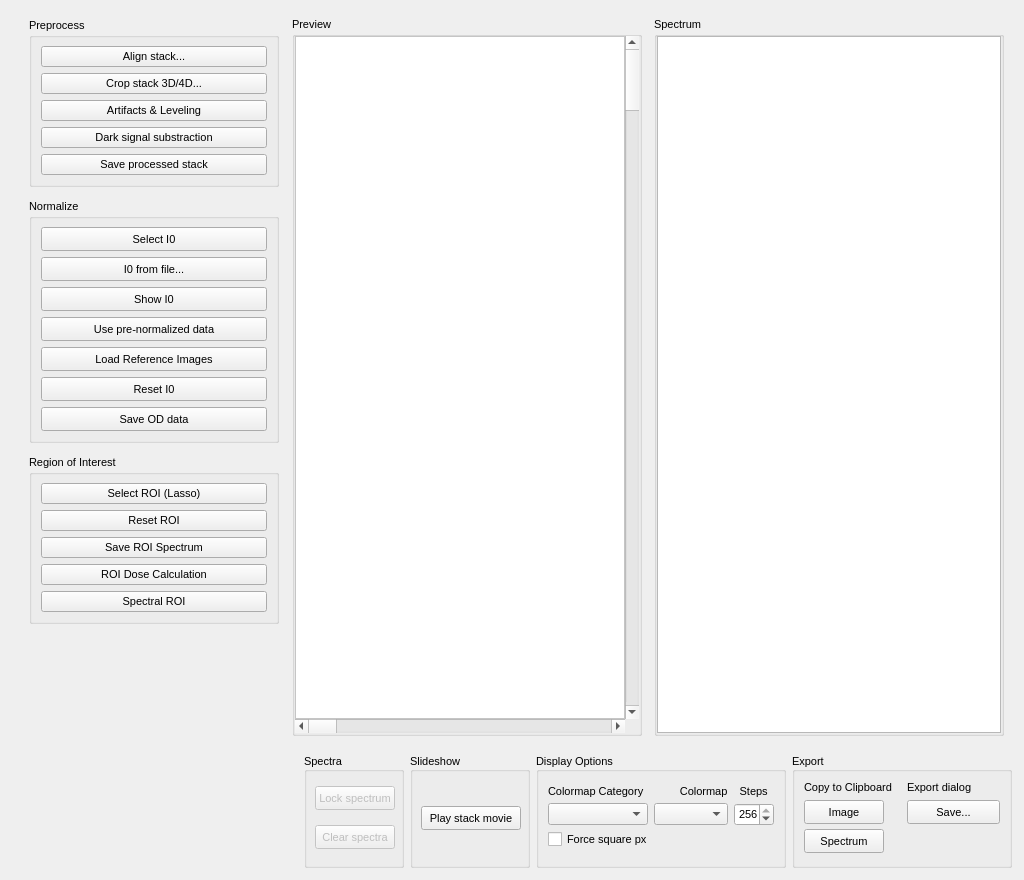
Old version of the form mantis_xray/pagestack.ui in the repository mlerotic/spectromicroscopy.
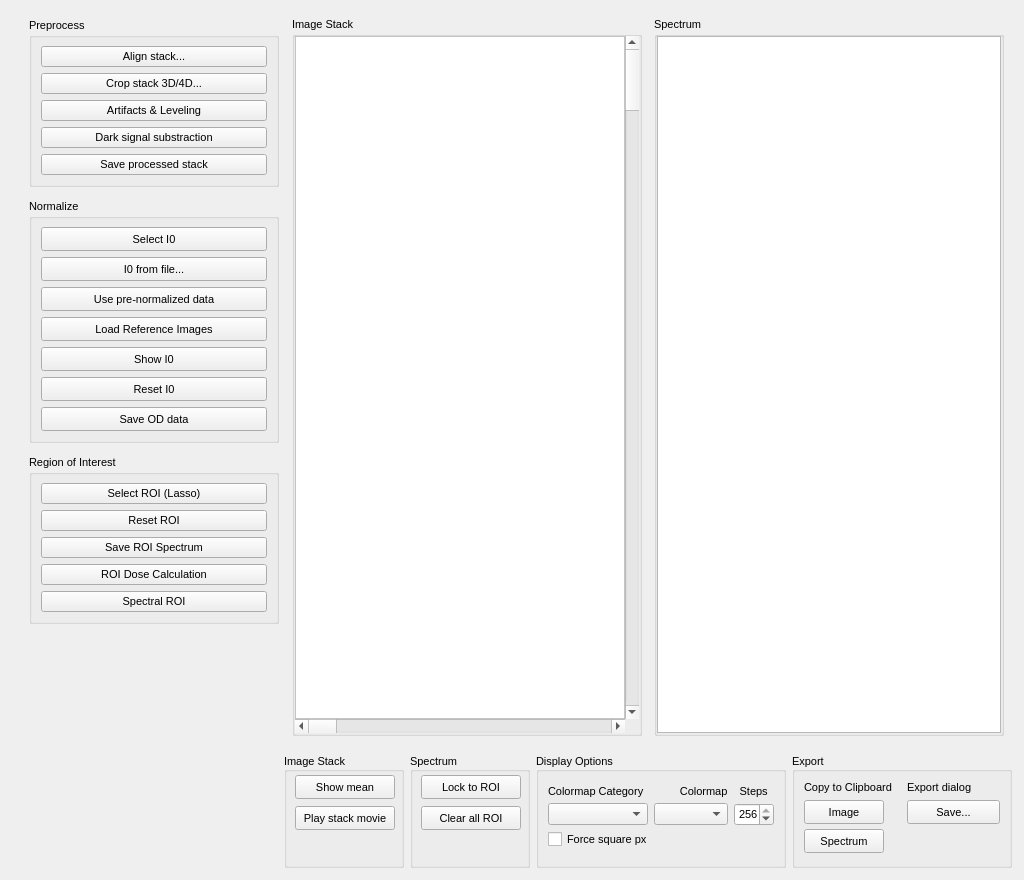
New version of the form. Custom widgets are drawn as their Qt base class.

Commit message: Feature release: Display and export multiple ROI spectra.

Diff of the .ui file:
```diff
--- a/mantis_xray/pagestack.ui
+++ b/mantis_xray/pagestack.ui
@@ -237,6 +237,32 @@
               </property>
              </widget>
             </item>
+            <item>
+             <widget class="QPushButton" name="button_prenorm">
+              <property name="minimumSize">
+               <size>
+                <width>0</width>
+                <height>24</height>
+               </size>
+              </property>
+              <property name="text">
+               <string>Use pre-normalized data</string>
+              </property>
+             </widget>
+            </item>
+            <item>
+             <widget class="QPushButton" name="button_refimgs">
+              <property name="minimumSize">
+               <size>
+                <width>0</width>
+                <height>24</height>
+               </size>
+              </property>
+              <property name="text">
+               <string>Load Reference Images</string>
+              </property>
+             </widget>
+            </item>
             <item>
              <widget class="QPushButton" name="button_showi0">
               <property name="minimumSize">
@@ -245,6 +271,12 @@
                 <height>24</height>
                </size>
               </property>
+              <property name="maximumSize">
+               <size>
+                <width>16777215</width>
+                <height>24</height>
+               </size>
+              </property>
               <property name="text">
                <string>Show I0</string>
               </property>
@@ -256,32 +288,6 @@
               </property>
              </widget>
             </item>
-            <item>
-             <widget class="QPushButton" name="button_prenorm">
-              <property name="minimumSize">
-               <size>
-                <width>0</width>
-                <height>24</height>
-               </size>
-              </property>
-              <property name="text">
-               <string>Use pre-normalized data</string>
-              </property>
-             </widget>
-            </item>
-            <item>
-             <widget class="QPushButton" name="button_refimgs">
-              <property name="minimumSize">
-               <size>
-                <width>0</width>
-                <height>24</height>
-               </size>
-              </property>
-              <property name="text">
-               <string>Load Reference Images</string>
-              </property>
-             </widget>
-            </item>
             <item>
              <widget class="QPushButton" name="button_reseti0">
               <property name="minimumSize">
@@ -431,7 +437,7 @@
          </font>
         </property>
         <property name="title">
-         <string>Preview</string>
+         <string>Image Stack</string>
         </property>
         <layout class="QHBoxLayout" name="horizontalLayout_3">
          <property name="spacing">
@@ -627,99 +633,6 @@
         </property>
        </spacer>
       </item>
-      <item>
-       <widget class="QGroupBox" name="groupBox_8">
-        <property name="sizePolicy">
-         <sizepolicy hsizetype="Maximum" vsizetype="Preferred">
-          <horstretch>0</horstretch>
-          <verstretch>0</verstretch>
-         </sizepolicy>
-        </property>
-        <property name="minimumSize">
-         <size>
-          <width>0</width>
-          <height>0</height>
-         </size>
-        </property>
-        <property name="maximumSize">
-         <size>
-          <width>16777215</width>
-          <height>150</height>
-         </size>
-        </property>
-        <property name="font">
-         <font>
-          <family>Ubuntu</family>
-          <pointsize>8</pointsize>
-         </font>
-        </property>
-        <property name="title">
-         <string>Spectra</string>
-        </property>
-        <property name="alignment">
-         <set>Qt::AlignBottom|Qt::AlignLeading|Qt::AlignLeft</set>
-        </property>
-        <layout class="QHBoxLayout" name="horizontalLayout_10">
-         <property name="spacing">
-          <number>6</number>
-         </property>
-         <property name="sizeConstraint">
-          <enum>QLayout::SetDefaultConstraint</enum>
-         </property>
-         <property name="leftMargin">
-          <number>8</number>
-         </property>
-         <property name="topMargin">
-          <number>0</number>
-         </property>
-         <property name="rightMargin">
-          <number>6</number>
-         </property>
-         <property name="bottomMargin">
-          <number>0</number>
-         </property>
-         <item>
-          <layout class="QVBoxLayout" name="verticalLayout_4">
-           <property name="spacing">
-            <number>0</number>
-           </property>
-           <item>
-            <widget class="QPushButton" name="button_lockspectrum">
-             <property name="enabled">
-              <bool>false</bool>
-             </property>
-             <property name="minimumSize">
-              <size>
-               <width>0</width>
-               <height>24</height>
-              </size>
-             </property>
-             <property name="text">
-              <string>Lock spectrum</string>
-             </property>
-            </widget>
-           </item>
-           <item>
-            <widget class="QPushButton" name="button_clearspecfig">
-             <property name="enabled">
-              <bool>false</bool>
-             </property>
-             <property name="minimumSize">
-              <size>
-               <width>0</width>
-               <height>24</height>
-              </size>
-             </property>
-             <property name="text">
-              <string>Clear spectra</string>
-             </property>
-            </widget>
-           </item>
-          </layout>
-         </item>
-        </layout>
-       </widget>
-      </item>
       <item>
        <widget class="QGroupBox" name="groupBox_4">
         <property name="sizePolicy">
@@ -737,7 +650,7 @@
         <property name="maximumSize">
          <size>
           <width>16777215</width>
-          <height>120</height>
+          <height>116</height>
          </size>
         </property>
         <property name="font">
@@ -747,7 +660,7 @@
          </font>
         </property>
         <property name="title">
-         <string>Slideshow</string>
+         <string>Image Stack</string>
         </property>
         <property name="alignment">
          <set>Qt::AlignBottom|Qt::AlignLeading|Qt::AlignLeft</set>
@@ -763,7 +676,7 @@
           <number>8</number>
          </property>
          <property name="topMargin">
-          <number>0</number>
+          <number>3</number>
          </property>
          <property name="rightMargin">
           <number>6</number>
@@ -774,8 +687,30 @@
          <item>
           <layout class="QVBoxLayout" name="verticalLayout_3">
            <property name="spacing">
-            <number>0</number>
+            <number>6</number>
            </property>
+           <item>
+            <widget class="QPushButton" name="button_meanflux">
+             <property name="minimumSize">
+              <size>
+               <width>0</width>
+               <height>24</height>
+              </size>
+             </property>
+             <property name="maximumSize">
+              <size>
+               <width>16777215</width>
+               <height>24</height>
+              </size>
+             </property>
+             <property name="text">
+              <string>Show mean</string>
+             </property>
+             <property name="checkable">
+              <bool>true</bool>
+             </property>
+            </widget>
+           </item>
            <item>
             <widget class="QPushButton" name="button_slideshow">
              <property name="minimumSize">
@@ -784,11 +719,154 @@
                <height>24</height>
               </size>
              </property>
+             <property name="maximumSize">
+              <size>
+               <width>16777215</width>
+               <height>24</height>
+              </size>
+             </property>
              <property name="text">
               <string>Play stack movie</string>
              </property>
             </widget>
            </item>
+           <item>
+            <spacer name="verticalSpacer_3">
+             <property name="orientation">
+              <enum>Qt::Vertical</enum>
+             </property>
+             <property name="sizeType">
+              <enum>QSizePolicy::Fixed</enum>
+             </property>
+             <property name="sizeHint" stdset="0">
+              <size>
+               <width>20</width>
+               <height>32</height>
+              </size>
+             </property>
+            </spacer>
+           </item>
+          </layout>
+         </item>
+        </layout>
+       </widget>
+      </item>
+      <item>
+       <widget class="QGroupBox" name="groupBox_8">
+        <property name="sizePolicy">
+         <sizepolicy hsizetype="Maximum" vsizetype="Preferred">
+          <horstretch>0</horstretch>
+          <verstretch>0</verstretch>
+         </sizepolicy>
+        </property>
+        <property name="minimumSize">
+         <size>
+          <width>120</width>
+          <height>0</height>
+         </size>
+        </property>
+        <property name="maximumSize">
+         <size>
+          <width>16777215</width>
+          <height>116</height>
+         </size>
+        </property>
+        <property name="font">
+         <font>
+          <family>Ubuntu</family>
+          <pointsize>8</pointsize>
+         </font>
+        </property>
+        <property name="title">
+         <string>Spectrum</string>
+        </property>
+        <property name="alignment">
+         <set>Qt::AlignBottom|Qt::AlignLeading|Qt::AlignLeft</set>
+        </property>
+        <layout class="QHBoxLayout" name="horizontalLayout_10">
+         <property name="spacing">
+          <number>6</number>
+         </property>
+         <property name="sizeConstraint">
+          <enum>QLayout::SetDefaultConstraint</enum>
+         </property>
+         <property name="leftMargin">
+          <number>8</number>
+         </property>
+         <property name="topMargin">
+          <number>3</number>
+         </property>
+         <property name="rightMargin">
+          <number>6</number>
+         </property>
+         <property name="bottomMargin">
+          <number>0</number>
+         </property>
+         <item>
+          <layout class="QVBoxLayout" name="verticalLayout_4">
+           <property name="spacing">
+            <number>6</number>
+           </property>
+           <item>
+            <widget class="QPushButton" name="button_lockspectrum">
+             <property name="enabled">
+              <bool>true</bool>
+             </property>
+             <property name="minimumSize">
+              <size>
+               <width>0</width>
+               <height>24</height>
+              </size>
+             </property>
+             <property name="maximumSize">
+              <size>
+               <width>16777215</width>
+               <height>24</height>
+              </size>
+             </property>
+             <property name="text">
+              <string>Lock to ROI</string>
+             </property>
+            </widget>
+           </item>
+           <item>
+            <widget class="QPushButton" name="button_clearspecfig">
+             <property name="enabled">
+              <bool>true</bool>
+             </property>
+             <property name="minimumSize">
+              <size>
+               <width>0</width>
+               <height>24</height>
+              </size>
+             </property>
+             <property name="maximumSize">
+              <size>
+               <width>16777215</width>
+               <height>24</height>
+              </size>
+             </property>
+             <property name="text">
+              <string>Clear all ROI</string>
+             </property>
+            </widget>
+           </item>
+           <item>
+            <spacer name="verticalSpacer_4">
+             <property name="orientation">
+              <enum>Qt::Vertical</enum>
+             </property>
+             <property name="sizeType">
+              <enum>QSizePolicy::Fixed</enum>
+             </property>
+             <property name="sizeHint" stdset="0">
+              <size>
+               <width>20</width>
+               <height>32</height>
+              </size>
+             </property>
+            </spacer>
+           </item>
           </layout>
          </item>
         </layout>
```
Left out of the diff: 2 changed lines with no effect on the pictures. The commit also changes 3 other files.
